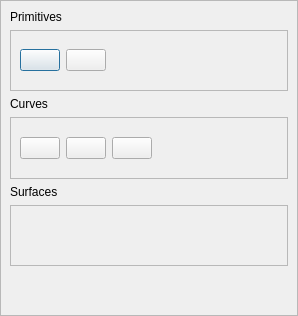
Above: apps/ifc_editor_qt/objects_dialog.ui from Jakub-Ciecierski/InfinityCAD before the change. Below: the same form after it.
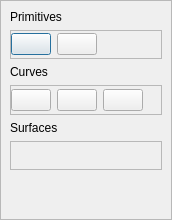
That is the form after the change. Icons and pictures are not drawn.

Patch:
```diff
--- a/apps/ifc_editor_qt/objects_dialog.ui
+++ b/apps/ifc_editor_qt/objects_dialog.ui
@@ -6,8 +6,8 @@
    <rect>
     <x>0</x>
     <y>0</y>
-    <width>298</width>
-    <height>316</height>
+    <width>172</width>
+    <height>220</height>
    </rect>
   </property>
   <property name="windowTitle">
@@ -39,8 +39,8 @@
        <rect>
         <x>0</x>
         <y>0</y>
-        <width>296</width>
-        <height>314</height>
+        <width>170</width>
+        <height>218</height>
        </rect>
       </property>
       <layout class="QVBoxLayout" name="verticalLayout_2">
@@ -87,6 +87,18 @@
           <enum>QFrame::Raised</enum>
          </property>
          <layout class="QHBoxLayout" name="horizontalLayout">
+          <property name="leftMargin">
+           <number>0</number>
+          </property>
+          <property name="topMargin">
+           <number>0</number>
+          </property>
+          <property name="rightMargin">
+           <number>0</number>
+          </property>
+          <property name="bottomMargin">
+           <number>0</number>
+          </property>
           <item>
            <widget class="QPushButton" name="pointButton">
             <property name="toolTip">
@@ -101,8 +113,8 @@
             </property>
             <property name="iconSize">
              <size>
-              <width>45</width>
-              <height>45</height>
+              <width>30</width>
+              <height>30</height>
              </size>
             </property>
            </widget>
@@ -121,8 +133,8 @@
             </property>
             <property name="iconSize">
              <size>
-              <width>45</width>
-              <height>45</height>
+              <width>30</width>
+              <height>30</height>
              </size>
             </property>
            </widget>
@@ -177,6 +189,18 @@
           <enum>QFrame::Raised</enum>
          </property>
          <layout class="QHBoxLayout" name="horizontalLayout_2">
+          <property name="leftMargin">
+           <number>0</number>
+          </property>
+          <property name="topMargin">
+           <number>0</number>
+          </property>
+          <property name="rightMargin">
+           <number>0</number>
+          </property>
+          <property name="bottomMargin">
+           <number>0</number>
+          </property>
           <item>
            <widget class="QPushButton" name="bezierButton">
             <property name="toolTip">
@@ -191,8 +215,8 @@
             </property>
             <property name="iconSize">
              <size>
-              <width>45</width>
-              <height>45</height>
+              <width>30</width>
+              <height>30</height>
              </size>
             </property>
            </widget>
@@ -208,8 +232,8 @@
             </property>
             <property name="iconSize">
              <size>
-              <width>45</width>
-              <height>45</height>
+              <width>30</width>
+              <height>30</height>
              </size>
             </property>
            </widget>
@@ -225,8 +249,8 @@
             </property>
             <property name="iconSize">
              <size>
-              <width>45</width>
-              <height>45</height>
+              <width>30</width>
+              <height>30</height>
              </size>
             </property>
            </widget>
```
Left out of the diff: 2 changed lines with no effect on the pictures.
